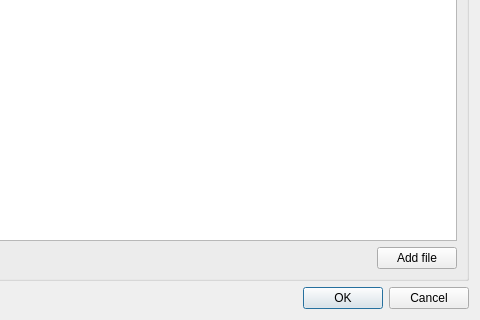
The window that ui/event_ud_arc_standard.ui (Giswater/giswater_qgis_plugin) describes before a commit, drawn with Qt 5; both pictures show x 135 to 615 and y 311 to 631 of the 615 by 631 pixel window.
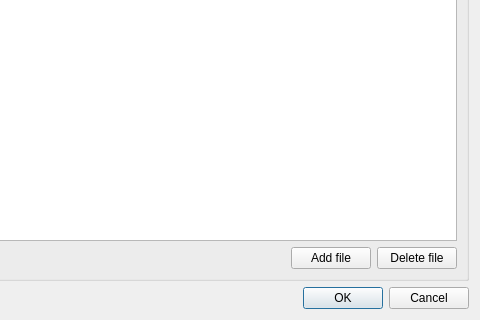
The same window after the commit.

What changed in the file:
```diff
--- a/ui/event_ud_arc_standard.ui
+++ b/ui/event_ud_arc_standard.ui
@@ -265,6 +265,13 @@
           </property>
          </widget>
         </item>
+        <item>
+         <widget class="QPushButton" name="btn_delete_file">
+          <property name="text">
+           <string>Delete file</string>
+          </property>
+         </widget>
+        </item>
        </layout>
       </item>
      </layout>
```
